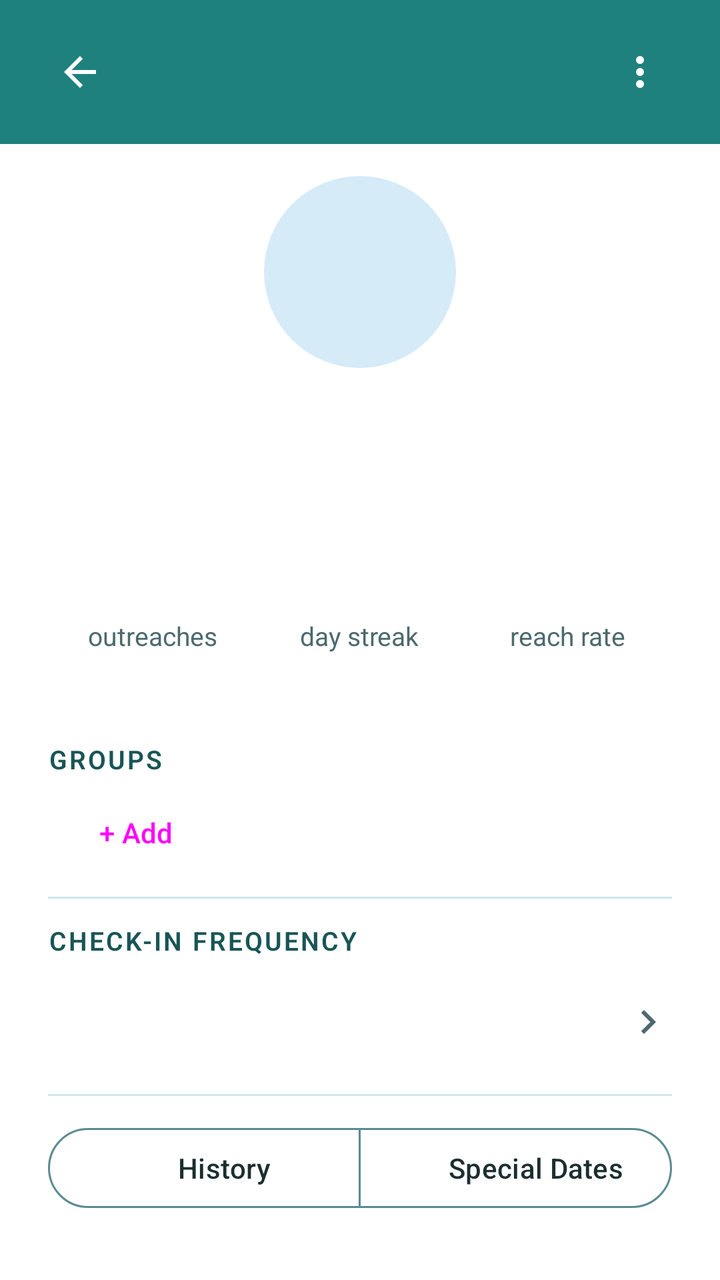
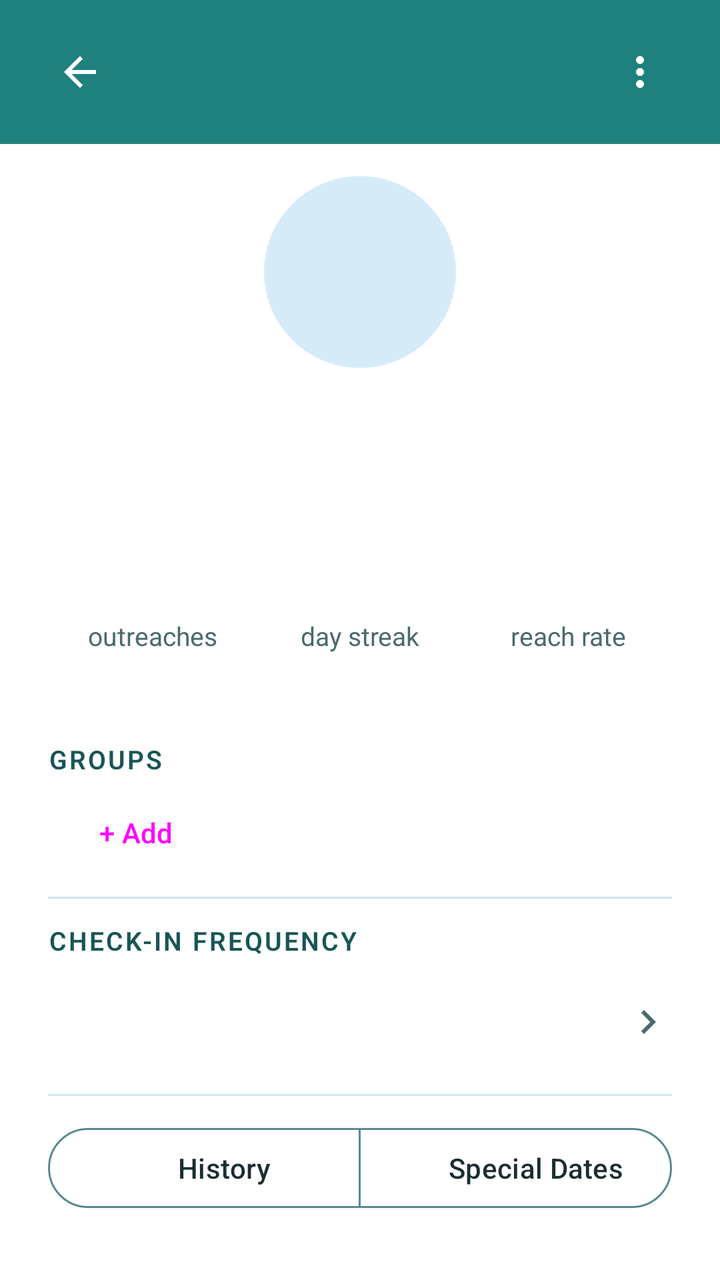

Compare the two renders of this Android layout. The source of the first and the diff that turns it into the second are given below.
<!-- AndroidManifest.xml: application theme Theme.FriendMinder -->
<!-- res/layout/fragment_contact_detail.xml -->
<?xml version="1.0" encoding="utf-8"?>
<FrameLayout xmlns:android="http://schemas.android.com/apk/res/android"
    xmlns:app="http://schemas.android.com/apk/res-auto"
    android:layout_width="match_parent"
    android:layout_height="match_parent">

    <LinearLayout
        android:layout_width="match_parent"
        android:layout_height="match_parent"
        android:orientation="vertical">

    
    <LinearLayout
        android:id="@+id/headerContainer"
        android:layout_width="match_parent"
        android:layout_height="wrap_content"
        android:orientation="vertical"
        android:background="@color/fm_header">

        <View
            android:id="@+id/statusBarSpacer"
            android:layout_width="match_parent"
            android:layout_height="0dp" />

        <FrameLayout
            android:layout_width="match_parent"
            android:layout_height="@dimen/fm_home_header_height">

            <ImageButton
                android:id="@+id/backButton"
                android:layout_width="48dp"
                android:layout_height="48dp"
                android:layout_gravity="start|center_vertical"
                android:layout_marginStart="16dp"
                android:padding="12dp"
                android:background="?attr/selectableItemBackgroundBorderless"
                android:src="@drawable/ic_arrow_back"
                app:tint="@color/fm_on_primary"
                android:contentDescription="@string/content_desc_back" />

            
            <TextView
                android:id="@+id/headerTitle"
                android:layout_width="wrap_content"
                android:layout_height="wrap_content"
                android:layout_gravity="start|center_vertical"
                android:layout_marginStart="72dp"
                android:layout_marginEnd="72dp"
                android:textColor="@color/fm_on_primary"
                android:textSize="@dimen/fm_header_title_size"
                android:maxLines="1"
                android:ellipsize="end" />

            <ImageButton
                android:id="@+id/overflowButton"
                android:layout_width="48dp"
                android:layout_height="48dp"
                android:layout_gravity="end|center_vertical"
                android:layout_marginEnd="16dp"
                android:padding="12dp"
                android:background="?attr/selectableItemBackgroundBorderless"
                android:src="@drawable/ic_more_vert"
                app:tint="@color/fm_on_primary"
                android:contentDescription="@string/content_desc_more_options" />
        </FrameLayout>
    </LinearLayout>

    
    <androidx.core.widget.NestedScrollView
        android:id="@+id/contentScroll"
        android:layout_width="match_parent"
        android:layout_height="0dp"
        android:layout_weight="1"
        android:fillViewport="true">

    <LinearLayout
        android:layout_width="match_parent"
        android:layout_height="wrap_content"
        android:orientation="vertical"
        android:paddingBottom="@dimen/fm_space_4">

        <LinearLayout
            android:layout_width="match_parent"
            android:layout_height="wrap_content"
            android:orientation="vertical"
            android:paddingStart="@dimen/fm_gutter"
            android:paddingEnd="@dimen/fm_gutter"
            android:paddingTop="@dimen/fm_space_4"
            android:paddingBottom="@dimen/fm_space_4">

            <FrameLayout
                android:layout_width="@dimen/fm_avatar_size_detail"
                android:layout_height="@dimen/fm_avatar_size_detail"
                android:layout_gravity="center_horizontal">

                <ImageView
                    android:id="@+id/contactPhoto"
                    android:layout_width="@dimen/fm_avatar_size_detail"
                    android:layout_height="@dimen/fm_avatar_size_detail"
                    android:background="@drawable/bg_avatar_placeholder"
                    android:scaleType="centerCrop"
                    android:visibility="gone"
                    android:contentDescription="@null" />

                <TextView
                    android:id="@+id/contactInitial"
                    android:layout_width="@dimen/fm_avatar_size_detail"
                    android:layout_height="@dimen/fm_avatar_size_detail"
                    android:background="@drawable/bg_avatar_placeholder"
                    android:gravity="center"
                    android:textAppearance="?attr/textAppearanceHeadlineSmall"
                    android:textColor="?attr/colorOnSecondaryContainer" />
            </FrameLayout>

            <TextView
                android:id="@+id/contactNameText"
                android:layout_width="match_parent"
                android:layout_height="wrap_content"
                android:layout_marginTop="@dimen/fm_space_2"
                android:gravity="center"
                android:textAppearance="?attr/textAppearanceHeadlineSmall" />

            <TextView
                android:id="@+id/birthdayFrequencyCaption"
                android:layout_width="match_parent"
                android:layout_height="wrap_content"
                android:gravity="center"
                android:textAppearance="?attr/textAppearanceBodySmall"
                android:textColor="?attr/colorOnSurfaceVariant" />

            
            <LinearLayout
                android:id="@+id/statsRow"
                android:layout_width="match_parent"
                android:layout_height="wrap_content"
                android:layout_marginTop="@dimen/fm_space_8"
                android:layout_marginBottom="@dimen/fm_space_8"
                android:orientation="horizontal">

                <LinearLayout
                    android:id="@+id/outreachesStat"
                    android:layout_width="0dp"
                    android:layout_height="wrap_content"
                    android:layout_weight="1"
                    android:orientation="vertical"
                    android:gravity="center"
                    android:focusable="true"
                    android:importantForAccessibility="yes">

                    <TextView
                        android:id="@+id/outreachesFigure"
                        android:layout_width="wrap_content"
                        android:layout_height="wrap_content"
                        android:fontFamily="sans-serif-medium"
                        android:textSize="24sp"
                        android:textColor="@color/fm_heading"
                        android:gravity="center"
                        android:importantForAccessibility="no" />

                    <TextView
                        android:layout_width="wrap_content"
                        android:layout_height="wrap_content"
                        android:layout_marginTop="@dimen/fm_space_1"
                        android:text="@string/label_stat_outreaches"
                        android:textSize="13sp"
                        android:textColor="@color/fm_ink_dim"
                        android:gravity="center"
                        android:importantForAccessibility="no" />
                </LinearLayout>

                <LinearLayout
                    android:id="@+id/streakStat"
                    android:layout_width="0dp"
                    android:layout_height="wrap_content"
                    android:layout_weight="1"
                    android:orientation="vertical"
                    android:gravity="center"
                    android:focusable="true"
                    android:importantForAccessibility="yes">

                    <TextView
                        android:id="@+id/streakFigure"
                        android:layout_width="wrap_content"
                        android:layout_height="wrap_content"
                        android:fontFamily="sans-serif-medium"
                        android:textSize="24sp"
                        android:textColor="@color/fm_heading"
                        android:gravity="center"
                        android:importantForAccessibility="no" />

                    <TextView
                        android:layout_width="wrap_content"
                        android:layout_height="wrap_content"
                        android:layout_marginTop="@dimen/fm_space_1"
                        android:text="@string/label_stat_day_streak"
                        android:textSize="13sp"
                        android:textColor="@color/fm_ink_dim"
                        android:gravity="center"
                        android:importantForAccessibility="no" />
                </LinearLayout>

                <LinearLayout
                    android:id="@+id/reachRateStat"
                    android:layout_width="0dp"
                    android:layout_height="wrap_content"
                    android:layout_weight="1"
                    android:orientation="vertical"
                    android:gravity="center"
                    android:focusable="true"
                    android:importantForAccessibility="yes">

                    <TextView
                        android:id="@+id/reachRateFigure"
                        android:layout_width="wrap_content"
                        android:layout_height="wrap_content"
                        android:fontFamily="sans-serif-medium"
                        android:textSize="24sp"
                        android:textColor="@color/fm_heading"
                        android:gravity="center"
                        android:importantForAccessibility="no" />

                    <TextView
                        android:layout_width="wrap_content"
                        android:layout_height="wrap_content"
                        android:layout_marginTop="@dimen/fm_space_1"
                        android:text="@string/label_stat_reach_rate"
                        android:textSize="13sp"
                        android:textColor="@color/fm_ink_dim"
                        android:gravity="center"
                        android:importantForAccessibility="no" />
                </LinearLayout>

            </LinearLayout>

            <TextView
                android:layout_width="match_parent"
                android:layout_height="wrap_content"
                android:layout_marginTop="@dimen/fm_space_3"
                android:text="@string/label_groups_header"
                android:textAppearance="@style/TextAppearance.FM.SectionLabel" />

            <com.google.android.material.chip.ChipGroup
                android:id="@+id/groupsChipGroup"
                android:layout_width="match_parent"
                android:layout_height="wrap_content"
                android:layout_marginTop="@dimen/fm_space_1" />

            <Button
                android:id="@+id/addGroupButton"
                style="@style/Widget.Material3.Button.TextButton"
                android:layout_width="wrap_content"
                android:layout_height="wrap_content"
                android:text="@string/action_add_group_chip" />

            <View
                android:layout_width="match_parent"
                android:layout_height="1dp"
                android:layout_marginTop="@dimen/fm_space_2"
                android:background="?attr/colorOutlineVariant" />

            
            <TextView
                android:layout_width="match_parent"
                android:layout_height="wrap_content"
                android:layout_marginTop="@dimen/fm_space_3"
                android:text="@string/label_checkin_frequency_header"
                android:textAppearance="@style/TextAppearance.FM.SectionLabel" />

            <LinearLayout
                android:id="@+id/checkInFrequencyRow"
                android:layout_width="match_parent"
                android:layout_height="56dp"
                android:layout_marginTop="@dimen/fm_space_1"
                android:orientation="horizontal"
                android:gravity="center_vertical"
                android:background="@drawable/bg_home_row_ripple"
                android:clickable="true"
                android:focusable="true">

                <TextView
                    android:id="@+id/checkInFrequencyValue"
                    android:layout_width="0dp"
                    android:layout_height="wrap_content"
                    android:layout_weight="1"
                    android:textSize="17sp"
                    android:textColor="@color/fm_ink" />

                <ImageView
                    android:layout_width="24dp"
                    android:layout_height="24dp"
                    android:src="@drawable/ic_chevron_right"
                    android:importantForAccessibility="no" />
            </LinearLayout>

            <View
                android:layout_width="match_parent"
                android:layout_height="1dp"
                android:layout_marginTop="@dimen/fm_space_2"
                android:background="?attr/colorOutlineVariant" />

            <com.google.android.material.button.MaterialButtonToggleGroup
                android:id="@+id/tabToggleGroup"
                android:layout_width="match_parent"
                android:layout_height="wrap_content"
                android:layout_marginTop="@dimen/fm_space_3"
                app:singleSelection="true"
                app:selectionRequired="true">

                <com.google.android.material.button.MaterialButton
                    android:id="@+id/historyToggleButton"
                    style="@style/Widget.FM.SegmentedButton"
                    android:layout_width="0dp"
                    android:layout_height="48dp"
                    android:layout_weight="1"
                    android:text="@string/label_tab_history" />

                <com.google.android.material.button.MaterialButton
                    android:id="@+id/specialDatesToggleButton"
                    style="@style/Widget.FM.SegmentedButton"
                    android:layout_width="0dp"
                    android:layout_height="48dp"
                    android:layout_weight="1"
                    android:text="@string/label_tab_special_dates" />
            </com.google.android.material.button.MaterialButtonToggleGroup>
        </LinearLayout>

    <FrameLayout
        android:layout_width="match_parent"
        android:layout_height="wrap_content">

        <androidx.recyclerview.widget.RecyclerView
            android:id="@+id/historyRecyclerView"
            android:layout_width="match_parent"
            android:layout_height="wrap_content"
            android:nestedScrollingEnabled="false" />

        <TextView
            android:id="@+id/historyEmptyText"
            android:layout_width="match_parent"
            android:layout_height="wrap_content"
            android:layout_gravity="center"
            android:gravity="center"
            android:padding="@dimen/fm_space_8"
            android:text="@string/label_history_empty"
            android:textAppearance="?attr/textAppearanceBodyLarge"
            android:visibility="gone" />

        <FrameLayout
            android:id="@+id/specialDatesScroll"
            android:layout_width="match_parent"
            android:layout_height="wrap_content"
            android:visibility="gone">

            <LinearLayout
                android:layout_width="match_parent"
                android:layout_height="wrap_content"
                android:orientation="vertical"
                android:paddingStart="@dimen/fm_gutter"
                android:paddingTop="@dimen/fm_space_4"
                android:paddingEnd="@dimen/fm_gutter"
                android:paddingBottom="@dimen/fm_space_4">

                <TextView
                    android:id="@+id/specialDatesEmptyText"
                    android:layout_width="match_parent"
                    android:layout_height="wrap_content"
                    android:gravity="center"
                    android:padding="@dimen/fm_space_4"
                    android:text="@string/label_special_dates_empty"
                    android:textAppearance="?attr/textAppearanceBodyLarge"
                    android:visibility="gone" />

                <LinearLayout
                    android:id="@+id/specialDatesContainer"
                    android:layout_width="match_parent"
                    android:layout_height="wrap_content"
                    android:orientation="vertical" />

                <Button
                    android:id="@+id/addSpecialDateButton"
                    style="@style/Widget.Material3.Button.OutlinedButton"
                    android:layout_width="match_parent"
                    android:layout_height="48dp"
                    android:layout_marginTop="@dimen/fm_space_4"
                    android:text="@string/action_add_special_date" />
            </LinearLayout>
        </FrameLayout>
    </FrameLayout>
    </LinearLayout>
    </androidx.core.widget.NestedScrollView>
    </LinearLayout>

</FrameLayout>
<!-- resources referenced by this layout -->
<resources>
  <color name="fm_header">#1F817D</color>
  <color name="fm_heading">#195556</color>
  <color name="fm_ink">#1B2E30</color>
  <color name="fm_ink_dim">#4C6A6E</color>
  <color name="fm_on_primary">#FFFFFF</color>
  <dimen name="fm_avatar_size_detail">96dp</dimen>
  <dimen name="fm_gutter">24dp</dimen>
  <dimen name="fm_header_title_size">30sp</dimen>
  <dimen name="fm_home_header_height">72dp</dimen>
  <dimen name="fm_space_1">4dp</dimen>
  <dimen name="fm_space_2">8dp</dimen>
  <dimen name="fm_space_3">12dp</dimen>
  <dimen name="fm_space_4">16dp</dimen>
  <dimen name="fm_space_8">32dp</dimen>
  <string name="action_add_group_chip">+ Add</string>
  <string name="action_add_special_date">Add special date</string>
  <string name="content_desc_back">Back</string>
  <string name="content_desc_more_options">More options</string>
  <string name="label_checkin_frequency_header">Check-in frequency</string>
  <string name="label_groups_header">Groups</string>
  <string name="label_history_empty">No outreach logged yet — send a message or log a hangout</string>
  <string name="label_special_dates_empty">No special dates yet</string>
  <string name="label_stat_day_streak">day streak</string>
  <string name="label_stat_outreaches">outreaches</string>
  <string name="label_stat_reach_rate">reach rate</string>
  <string name="label_tab_history">History</string>
  <string name="label_tab_special_dates">Special Dates</string>
  <style name="Widget.FM.SegmentedButton" parent="Widget.Material3.Button.OutlinedButton">
          <item name="backgroundTint">@color/fm_segment_background</item>
          <item name="android:textColor">@color/fm_segment_label</item>
          <item name="strokeColor">@color/fm_outline</item>
          <item name="strokeWidth">1dp</item>
          <item name="icon">@drawable/ic_check_small</item>
          <item name="iconSize">16dp</item>
          <item name="iconPadding">4dp</item>
          <item name="iconGravity">textStart</item>
          <item name="iconTint">@color/fm_segment_icon</item>
          <item name="rippleColor">@color/fm_primary</item>
      </style>
  <color name="fm_outline">#5A8A92</color>
  <color name="fm_primary">#1F817D</color>
  <color name="fm_primary_container">#B0E8E6</color>
  <color name="fm_on_primary_container">#195556</color>
  <color name="fm_secondary">#5ABBEB</color>
  <color name="fm_on_secondary">#0A2E31</color>
  <color name="fm_secondary_container">#D6EBF8</color>
  <color name="fm_on_secondary_container">#0A2E31</color>
  <color name="fm_surface">#FFFFFF</color>
  <color name="fm_surface_variant">#D3E9F4</color>
  <color name="fm_divider">#CFE7EA</color>
  <color name="fm_error">#B3261E</color>
  <color name="fm_error_container">#F9DEDC</color>
  <color name="fm_on_error_container">#410E0B</color>
  <color name="fm_surface_sunken">#EFF8FA</color>
  <color name="fm_accent">#155D5B</color>
  <!-- unchanged entries left out for length: 12 -->
</resources>

<!-- the commit's change to res/layout/fragment_contact_detail.xml (unified diff, before → after) -->
@@ -158,14 +158,9 @@
                         android:importantForAccessibility="no" />
 
                     <TextView
-                        android:layout_width="wrap_content"
-                        android:layout_height="wrap_content"
+                        style="@style/Widget.FM.StatLabel"
                         android:layout_marginTop="@dimen/fm_space_1"
-                        android:text="@string/label_stat_outreaches"
-                        android:textSize="13sp"
-                        android:textColor="@color/fm_ink_dim"
-                        android:gravity="center"
-                        android:importantForAccessibility="no" />
+                        android:text="@string/label_stat_outreaches" />
                 </LinearLayout>
 
                 <LinearLayout
@@ -189,14 +184,9 @@
                         android:importantForAccessibility="no" />
 
                     <TextView
-                        android:layout_width="wrap_content"
-                        android:layout_height="wrap_content"
+                        style="@style/Widget.FM.StatLabel"
                         android:layout_marginTop="@dimen/fm_space_1"
-                        android:text="@string/label_stat_day_streak"
-                        android:textSize="13sp"
-                        android:textColor="@color/fm_ink_dim"
-                        android:gravity="center"
-                        android:importantForAccessibility="no" />
+                        android:text="@string/label_stat_day_streak" />
                 </LinearLayout>
 
                 <LinearLayout
@@ -220,14 +210,9 @@
                         android:importantForAccessibility="no" />
 
                     <TextView
-                        android:layout_width="wrap_content"
-                        android:layout_height="wrap_content"
+                        style="@style/Widget.FM.StatLabel"
                         android:layout_marginTop="@dimen/fm_space_1"
-                        android:text="@string/label_stat_reach_rate"
-                        android:textSize="13sp"
-                        android:textColor="@color/fm_ink_dim"
-                        android:gravity="center"
-                        android:importantForAccessibility="no" />
+                        android:text="@string/label_stat_reach_rate" />
                 </LinearLayout>
 
             </LinearLayout>
@@ -310,7 +295,7 @@
                     android:id="@+id/historyToggleButton"
                     style="@style/Widget.FM.SegmentedButton"
                     android:layout_width="0dp"
-                    android:layout_height="48dp"
+                    android:layout_height="wrap_content"
                     android:layout_weight="1"
                     android:text="@string/label_tab_history" />
 
@@ -318,7 +303,7 @@
                     android:id="@+id/specialDatesToggleButton"
                     style="@style/Widget.FM.SegmentedButton"
                     android:layout_width="0dp"
-                    android:layout_height="48dp"
+                    android:layout_height="wrap_content"
                     android:layout_weight="1"
                     android:text="@string/label_tab_special_dates" />
             </com.google.android.material.button.MaterialButtonToggleGroup>
<!-- resource entries referenced after the edit -->
@@ -38,6 +38,25 @@
           <item name="iconGravity">textStart</item>
           <item name="iconTint">@color/fm_segment_icon</item>
           <item name="rippleColor">@color/fm_primary</item>
+          
+          <item name="android:minHeight">48dp</item>
+      </style>
+  <style name="Widget.FM.StatLabel" parent="">
+          <item name="android:layout_width">match_parent</item>
+          <item name="android:layout_height">wrap_content</item>
+          <item name="android:textSize">13sp</item>
+          <item name="android:textColor">@color/fm_ink_dim</item>
+          <item name="android:gravity">center_horizontal|top</item>
+          <item name="android:paddingStart">4dp</item>
+          <item name="android:paddingEnd">4dp</item>
+          <item name="android:maxLines">1</item>
+          <item name="android:breakStrategy">simple</item>
+          <item name="android:hyphenationFrequency">none</item>
+          <item name="autoSizeTextType">uniform</item>
+          <item name="autoSizeMinTextSize">9sp</item>
+          <item name="autoSizeMaxTextSize">13sp</item>
+          <item name="autoSizeStepGranularity">1sp</item>
+          <item name="android:importantForAccessibility">no</item>
       </style>
   <color name="fm_outline">#5A8A92</color>
   <color name="fm_primary">#1F817D</color>
